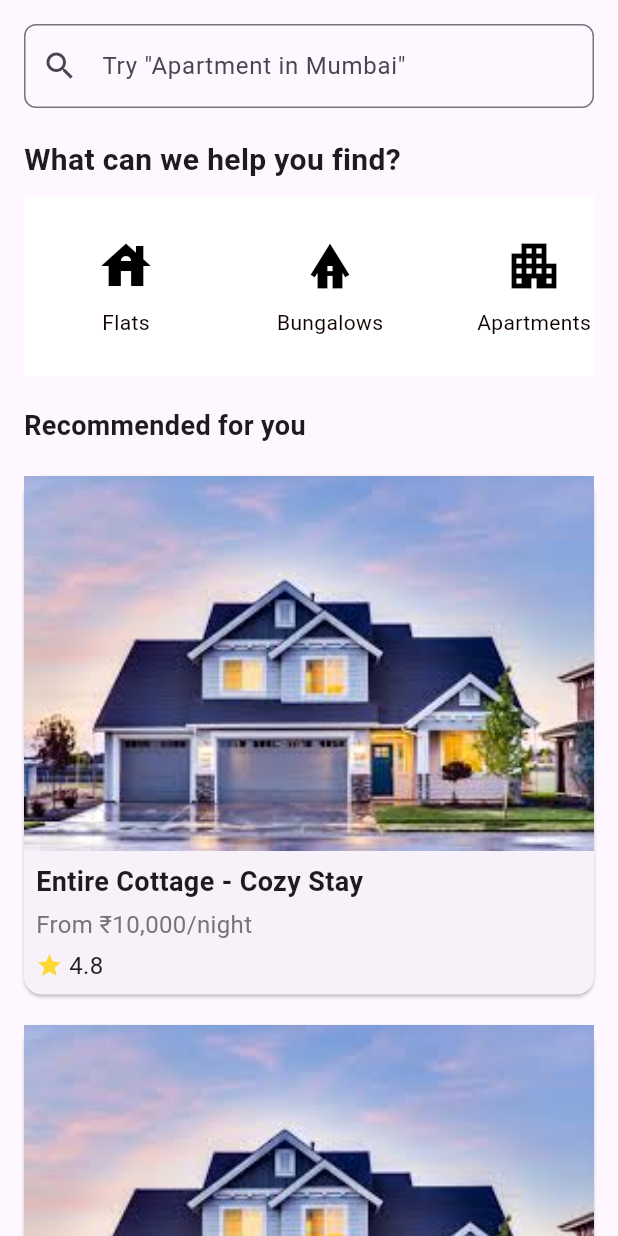
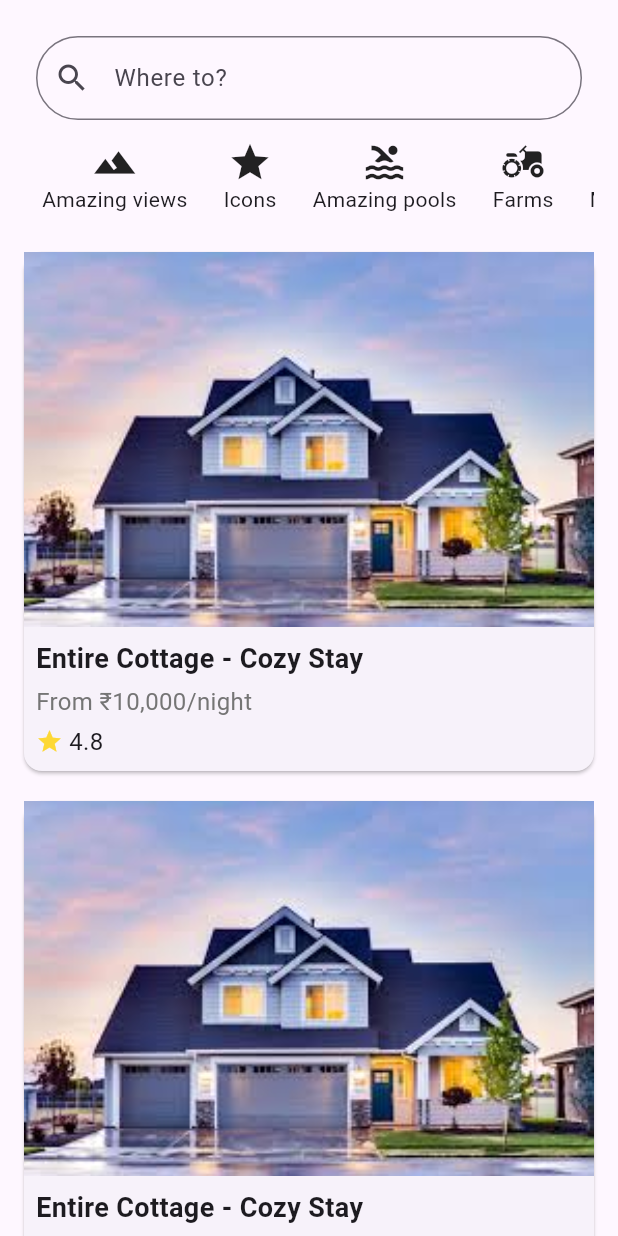
Before and after one commit to aditya00025/RI, a Flutter app: the ExplorePage screen opened directly, on a phone screen of 412 x 824 dp. Run offline on Flutter 3.47's test engine with Material 3 defaults, Android fonts, the phone set to English and light mode, and no system bars; our stand-ins replace cloud_firestore, firebase_auth, firebase_core, fluttertoast, google_fonts; accounts and stored records are empty.

Commit message:
HomePage UI changes

```diff
--- a/lib/pages/home/home.dart
+++ b/lib/pages/home/home.dart
@@ -37,7 +37,8 @@ class _HomeState extends State<Home> {
     return Scaffold(
       backgroundColor: Colors.white,
       body: SafeArea(
-        child: _screens[_currentIndex], // Display the screen based on current tab
+        child:
+            _screens[_currentIndex], // Display the screen based on current tab
       ),
       bottomNavigationBar: BottomNavigationBar(
         currentIndex: _currentIndex, // Active tab index
@@ -70,7 +71,8 @@ class _HomeState extends State<Home> {
 
 // ExplorePage - a page for property exploration and recommendations
 class ExplorePage extends StatelessWidget {
-  final TextEditingController searchController = TextEditingController(); // Search field controller
+  final TextEditingController searchController =
+      TextEditingController(); // Search field controller
 
   ExplorePage({super.key});
 
@@ -84,55 +86,73 @@ class ExplorePage extends StatelessWidget {
             child: Column(
               crossAxisAlignment: CrossAxisAlignment.start,
               children: [
-                // Search Bar UI
-                TextField(
-                  controller: searchController,
+                // Search Bar
+                Padding(
+                  padding: const EdgeInsets.all(8.0),
+                  child: TextField(
                     decoration: InputDecoration(
-                    prefixIcon: const Icon(Icons.search),
-                    hintText: 'Try "Apartment in Mumbai"', // Search hint
+                      prefixIcon: Icon(Icons.search),
+                      hintText: 'Where to?',
                       border: OutlineInputBorder(
-                      borderRadius: BorderRadius.circular(8.0),
+                        borderRadius: BorderRadius.circular(30),
                       ),
                     ),
                   ),
-                const SizedBox(height: 20),
+                ),
+                const SizedBox(height: 5),
 
                 // Horizontal List of Categories
-                const Text(
-                  'What can we help you find?',
-                  style: TextStyle(
-                    fontSize: 20,
-                    fontWeight: FontWeight.bold,
+                SizedBox(
+                  height: 60,
+                  child: ListView(
+                    scrollDirection: Axis.horizontal,
+                    children: [
+                      GestureDetector(
+                        onTap: () {
+                          print('Amazing Views');
+                        },
+                        child: categoryIcon(Icons.landscape, "Amazing views"),
                       ),
+                      GestureDetector(
+                        onTap: () {
+                          print('Icons');
+                        },
+                        child: categoryIcon(Icons.star, "Icons"),
                       ),
-                const SizedBox(height: 10),
-                Container(
-                  height: 120, // Set the height for the horizontal list
-                  color: Colors.white,
-                  child: ListView(
-                    scrollDirection: Axis.horizontal, // Scroll horizontally
-                    children: const [
-                      CategoryTile(title: "Flats", icon: Icons.house),
-                      CategoryTile(title: "Bungalows", icon: Icons.bungalow),
-                      CategoryTile(title: "Apartments", icon: Icons.apartment),
-                      CategoryTile(title: "Cottages", icon: Icons.cottage),
+                      GestureDetector(
+                        onTap: () {
+                          print('Amazing Pools');
+                        },
+                        child: categoryIcon(Icons.pool, "Amazing pools"),
+                      ),
+                      GestureDetector(
+                        onTap: () {
+                          print('Farm Houses');
+                        },
+                        child: categoryIcon(Icons.agriculture, "Farms"),
+                      ),
+                      GestureDetector(
+                        onTap: () {
+                          print('Mansions');
+                        },
+                        child: categoryIcon(Icons.house, "Mansions"),
+                      ),
+                      GestureDetector(
+                        onTap: () {
+                          print('Camping Sites');
+                        },
+                        child: categoryIcon(Icons.fireplace, "Camping"),
+                      ),
                     ],
                   ),
                 ),
-                const SizedBox(height: 20),
 
                 // Vertical List of Recommendations
-                const Text(
-                  'Recommended for you',
-                  style: TextStyle(
-                    fontSize: 18,
-                    fontWeight: FontWeight.bold,
-                  ),
-                ),
-                const SizedBox(height: 10),
+                const SizedBox(height: 5),
                 ListView.builder(
                   shrinkWrap: true, // Prevents the list from taking full space
-                  physics: const NeverScrollableScrollPhysics(), // Prevent scrolling inside list
+                  physics:
+                      const NeverScrollableScrollPhysics(), // Prevent scrolling inside list
                   itemCount: 5, // Number of items in the list
                   itemBuilder: (context, index) {
                     return const PropertyTile(); // Property recommendation tile
@@ -187,7 +207,17 @@ class PropertyTile extends StatelessWidget {
 
   @override
   Widget build(BuildContext context) {
-    return Card(
+    return GestureDetector(
+      onTap: () {
+        // Navigate to the PropertyDetailsPage when tapped
+        Navigator.push(
+          context,
+          MaterialPageRoute(
+            builder: (context) => PropertyDetailsPage(),
+          ),
+        );
+      },
+      child: Card(
         margin: const EdgeInsets.symmetric(vertical: 10),
         child: Column(
           crossAxisAlignment: CrossAxisAlignment.start,
@@ -223,13 +253,15 @@ class PropertyTile extends StatelessWidget {
                     children: [
                       Icon(Icons.star, color: Colors.yellow[600], size: 18),
                       const SizedBox(width: 4),
-                    const Text('4.8', style: TextStyle(fontSize: 16)), // Property rating
+                      const Text('4.8',
+                          style: TextStyle(fontSize: 16)), // Property rating
                     ],
                   ),
                 ],
               ),
             ),
           ],
+        ),
       ),
     );
   }
@@ -279,7 +311,8 @@ class _ProfileScreenState extends State<ProfileScreen> {
   Future<void> _logout() async {
     await FirebaseAuth.instance.signOut(); // Sign out the user
     // You can navigate to the login screen here if needed
-    Navigator.of(context).pop(); // Go back to the previous screen (if necessary)
+    Navigator.of(context)
+        .pop(); // Go back to the previous screen (if necessary)
   }
 
   @override
@@ -288,14 +321,17 @@ class _ProfileScreenState extends State<ProfileScreen> {
       future: _userData, // Fetch user data asynchronously
       builder: (context, snapshot) {
         if (snapshot.connectionState == ConnectionState.waiting) {
-          return const Center(child: CircularProgressIndicator()); // Loading indicator
+          return const Center(
+              child: CircularProgressIndicator()); // Loading indicator
         }
         if (snapshot.hasError) {
-          return Center(child: Text('Error: ${snapshot.error}')); // Error message
+          return Center(
+              child: Text('Error: ${snapshot.error}')); // Error message
         }
 
         // Extract user data from the snapshot
-        Map<String, dynamic> userData = snapshot.data!.data() as Map<String, dynamic>;
+        Map<String, dynamic> userData =
+            snapshot.data!.data() as Map<String, dynamic>;
 
         // Populate text controllers with user data
         _usernameController.text = userData['name'] ?? '';
@@ -328,7 +364,8 @@ class _ProfileScreenState extends State<ProfileScreen> {
                 const SizedBox(height: 16),
                 TextField(
                   controller: _panController,
-                  decoration: const InputDecoration(labelText: 'PAN Card Number'),
+                  decoration:
+                      const InputDecoration(labelText: 'PAN Card Number'),
                 ),
                 const SizedBox(height: 30),
 
@@ -336,17 +373,20 @@ class _ProfileScreenState extends State<ProfileScreen> {
                 ElevatedButton(
                   onPressed: _updateUserInfo, // Update user information
                   style: ElevatedButton.styleFrom(
-                    padding: const EdgeInsets.symmetric(vertical: 15), // Button padding
+                    padding: const EdgeInsets.symmetric(
+                        vertical: 15), // Button padding
                     backgroundColor: Colors.red[800], // Button color
                     shape: RoundedRectangleBorder(
-                      borderRadius: BorderRadius.circular(30), // Rounded corners
+                      borderRadius:
+                          BorderRadius.circular(30), // Rounded corners
                     ),
-                    minimumSize: const Size(double.infinity, 60), // Full-width button
-
+                    minimumSize:
+                        const Size(double.infinity, 60), // Full-width button
                   ),
                   child: Text(
                     'Update Profile',
-                    style: GoogleFonts.poppins(fontSize: 16, color: Colors.white), // Button text style
+                    style: GoogleFonts.poppins(
+                        fontSize: 16, color: Colors.white), // Button text style
                   ),
                 ),
                 const SizedBox(height: 16),
@@ -355,16 +395,21 @@ class _ProfileScreenState extends State<ProfileScreen> {
                 ElevatedButton(
                   onPressed: _logout, // Logout the user
                   style: ElevatedButton.styleFrom(
-                    padding: const EdgeInsets.symmetric(vertical: 15), // Button padding
-                    backgroundColor: const Color.fromARGB(255, 84, 56, 225), // Button color
+                    padding: const EdgeInsets.symmetric(
+                        vertical: 15), // Button padding
+                    backgroundColor:
+                        const Color.fromARGB(255, 84, 56, 225), // Button color
                     shape: RoundedRectangleBorder(
-                      borderRadius: BorderRadius.circular(30), // Rounded corners
+                      borderRadius:
+                          BorderRadius.circular(30), // Rounded corners
                     ),
-                    minimumSize: const Size(double.infinity, 60), // Full-width button
+                    minimumSize:
+                        const Size(double.infinity, 60), // Full-width button
                   ),
                   child: Text(
                     'Logout',
-                    style: GoogleFonts.poppins(fontSize: 16, color: Colors.white), // Button text style
+                    style: GoogleFonts.poppins(
+                        fontSize: 16, color: Colors.white), // Button text style
                   ),
                 ),
               ],
@@ -375,3 +420,74 @@ class _ProfileScreenState extends State<ProfileScreen> {
     );
   }
 }
+
+Widget categoryIcon(IconData icon, String title) {
+  return Padding(
+    padding: const EdgeInsets.symmetric(horizontal: 12.0),
+    child: Column(
+      children: [
+        Icon(icon, size: 30),
+        Text(title),
+      ],
+    ),
+  );
+}
+
+class PropertyDetailsPage extends StatelessWidget {
+  @override
+  Widget build(BuildContext context) {
+    return Scaffold(
+      appBar: AppBar(
+        title: Text('Property Details'),
+      ),
+      body: Column(
+        crossAxisAlignment: CrossAxisAlignment.start,
+        children: [
+          // Display the image uploaded
+          Image.asset('assets/images.jpg'),
+          const Padding(
+            padding: EdgeInsets.all(8.0),
+            child: Column(
+              crossAxisAlignment: CrossAxisAlignment.start,
+              children: [
+                Text('StayVista at Desert Palms in Anjar-Kutch w/t Pool',
+                    style:
+                        TextStyle(fontSize: 22, fontWeight: FontWeight.bold)),
+                SizedBox(height: 8),
+                Text('Anjar, Kutch, India'),
+                SizedBox(height: 8),
+                Text('₹16,641/night', style: TextStyle(fontSize: 18)),
+                SizedBox(height: 8),
+                Text(
+                    'Imagine a sanctuary of peace and serenity away from the hustle and bustle of everyday life, amidst lush greenery. This enormous eco-stay is encircled by 65 acres of endless fields and fruit orchards!',
+                    style: TextStyle(fontSize: 16)),
+              ],
+            ),
+          ),
+        ],
+      ),
+      // Add the button at the bottom of the page
+      bottomNavigationBar: Padding(
+        padding: const EdgeInsets.all(16.0),
+        child: SizedBox(
+          width: double.infinity,
+          height: 50, // You can adjust the height as needed
+          child: ElevatedButton(
+            onPressed: () {
+              // Action for the 3D model button press
+              print("3D Model button pressed");
+              // Navigate or show a 3D model view here
+            },
+            style: ElevatedButton.styleFrom(
+              backgroundColor: Colors.blue, // Set your desired color
+            ),
+            child: Text(
+              '3D Model',
+              style: TextStyle(fontSize: 18),
+            ),
+          ),
+        ),
+      ),
+    );
+  }
+}
```
Lines whose indentation alone changed are shown as unchanged.
